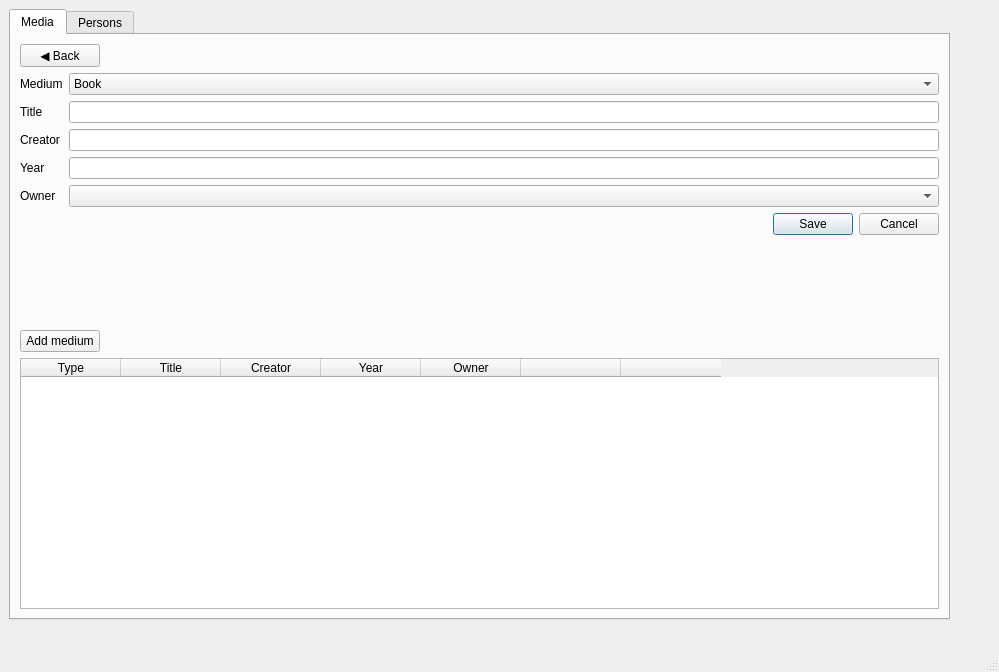
Old version of the form src/views/mainwindow.ui in the repository niklashempel/qt-beleg.
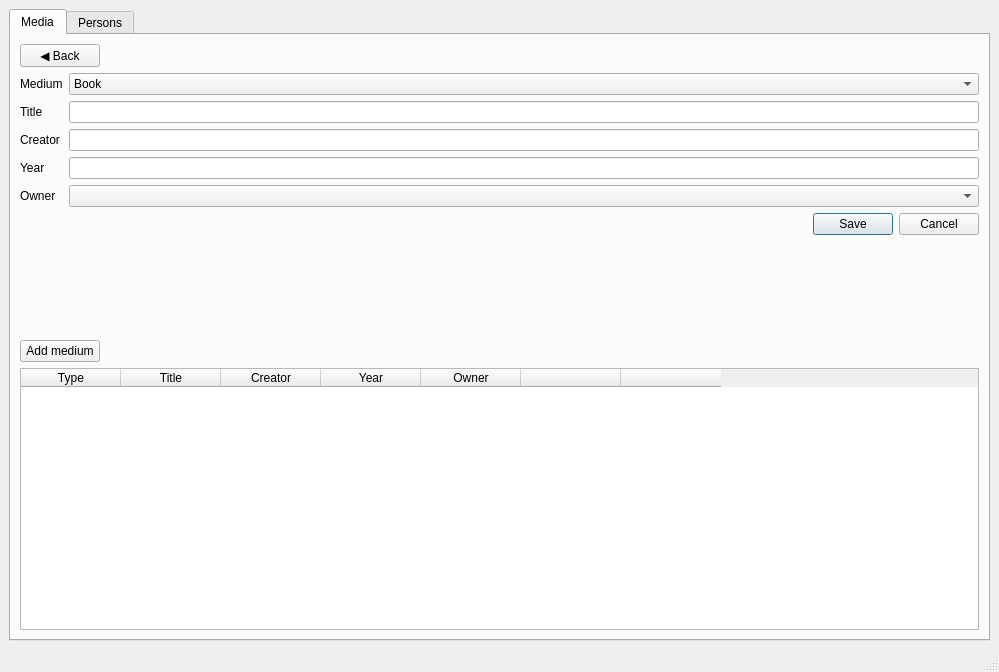
New version of the form.

Commit message: Tab uses full parent

```diff
--- a/src/views/mainwindow.ui
+++ b/src/views/mainwindow.ui
@@ -23,15 +23,9 @@
    <property name="layoutDirection">
     <enum>Qt::LeftToRight</enum>
    </property>
+   <layout class="QHBoxLayout" name="horizontalLayout">
+    <item>
    <widget class="QTabWidget" name="tabWidget">
-    <property name="geometry">
-     <rect>
-      <x>9</x>
-      <y>9</y>
-      <width>941</width>
-      <height>611</height>
-     </rect>
-    </property>
     <property name="sizePolicy">
      <sizepolicy hsizetype="Expanding" vsizetype="Expanding">
       <horstretch>0</horstretch>
@@ -424,6 +418,8 @@
      </layout>
     </widget>
    </widget>
+    </item>
+   </layout>
   </widget>
   <widget class="QMenuBar" name="menubar">
    <property name="geometry">
```
Left out of the diff: 2 changed lines with no effect on the pictures. Lines whose indentation alone changed are shown as unchanged.
